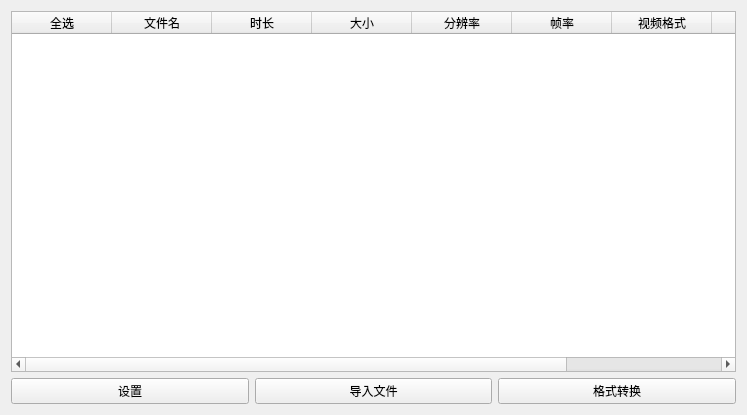
Before: the Qt Designer form ui/workPage.ui in yifeianyi/BsimpleHires, drawn with Qt 5.
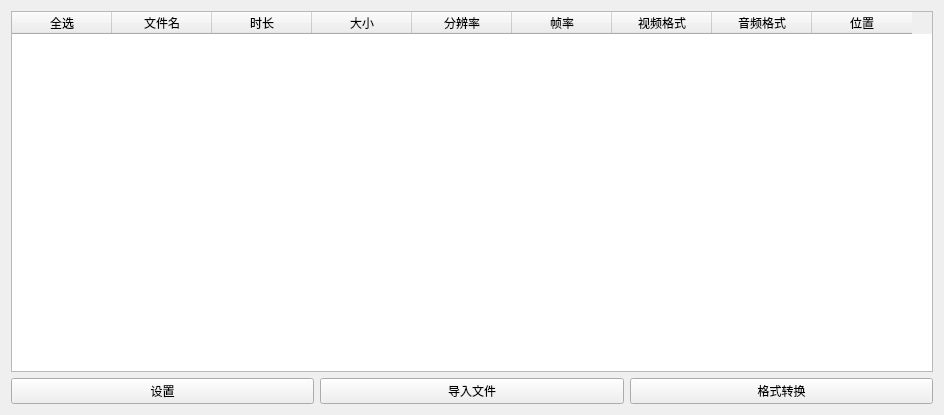
After: the same form once the commit is applied.

```diff
--- a/ui/workPage.ui
+++ b/ui/workPage.ui
@@ -6,7 +6,7 @@
    <rect>
     <x>0</x>
     <y>0</y>
-    <width>747</width>
+    <width>944</width>
     <height>415</height>
    </rect>
   </property>
```
